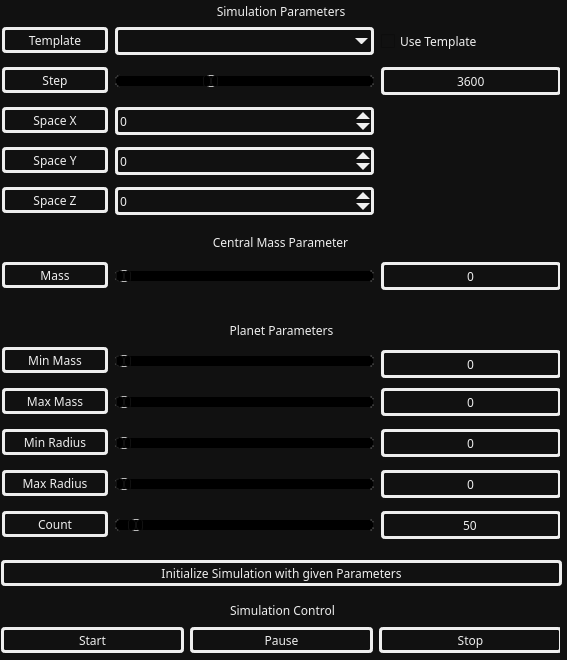
First picture: the form in cassiopeia/gui/CassiopeiaUI.ui, repository Mozartuss/Cassiopeia, before the edit.
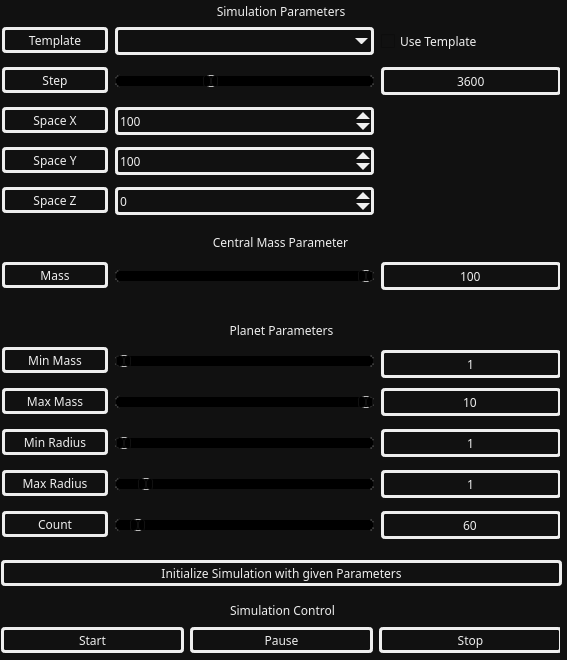
Second picture: the form after the edit.

Commit message: Checkbox now disables Sliders and Buttons

```diff
--- a/cassiopeia/gui/CassiopeiaUI.ui
+++ b/cassiopeia/gui/CassiopeiaUI.ui
@@ -463,6 +463,15 @@
               <property name="suffix">
                   <string/>
               </property>
+     <property name="minimum">
+      <number>1</number>
+     </property>
+     <property name="maximum">
+      <number>100</number>
+     </property>
+     <property name="value">
+      <number>100</number>
+     </property>
           </widget>
           <widget class="QSpinBox" name="sbSpaceY">
               <property name="geometry">
@@ -557,6 +566,15 @@
                       }
                   </string>
               </property>
+     <property name="minimum">
+      <number>1</number>
+     </property>
+     <property name="maximum">
+      <number>100</number>
+     </property>
+     <property name="value">
+      <number>100</number>
+     </property>
           </widget>
           <widget class="QLabel" name="label_12">
               <property name="geometry">
@@ -891,7 +909,7 @@
                   </string>
               </property>
               <property name="text">
-                  <string>0</string>
+      <string>100</string>
               </property>
               <property name="alignment">
                   <set>Qt::AlignCenter</set>
@@ -1022,14 +1040,14 @@
                   </string>
               </property>
               <property name="minimum">
+      <number>100</number>
+     </property>
+     <property name="maximum">
+      <number>10000000</number>
+     </property>
+     <property name="value">
                   <number>1000000</number>
               </property>
-              <property name="maximum">
-                  <number>1000000000</number>
-              </property>
-              <property name="value">
-                  <number>1989100</number>
-              </property>
               <property name="orientation">
                   <enum>Qt::Horizontal</enum>
               </property>
@@ -1140,7 +1158,7 @@
                   </string>
               </property>
               <property name="text">
-                  <string>50</string>
+      <string>60</string>
               </property>
               <property name="maxLength">
                   <number>10000000</number>
@@ -1194,7 +1212,7 @@
                   </string>
               </property>
               <property name="text">
-                  <string>0</string>
+      <string>1</string>
               </property>
               <property name="maxLength">
                   <number>10000000</number>
@@ -1248,7 +1266,7 @@
                   </string>
               </property>
               <property name="text">
-                  <string>0</string>
+      <string>1</string>
               </property>
               <property name="maxLength">
                   <number>10000000</number>
@@ -1302,7 +1320,7 @@
                   </string>
               </property>
               <property name="text">
-                  <string>0</string>
+      <string>10</string>
               </property>
               <property name="maxLength">
                   <number>10000000</number>
@@ -1371,7 +1389,7 @@
                   <string/>
               </property>
               <property name="text">
-                  <string>0</string>
+      <string>1</string>
               </property>
               <property name="maxLength">
                   <number>10000000</number>
@@ -1467,11 +1485,14 @@
                       }
                   </string>
               </property>
+     <property name="minimum">
+      <number>1</number>
+     </property>
               <property name="maximum">
                   <number>1000</number>
               </property>
               <property name="value">
-                  <number>50</number>
+      <number>60</number>
               </property>
               <property name="orientation">
                   <enum>Qt::Horizontal</enum>
@@ -1653,7 +1674,10 @@
                   <number>1</number>
               </property>
               <property name="maximum">
-                  <number>11</number>
+      <number>10</number>
+     </property>
+     <property name="value">
+      <number>10</number>
               </property>
               <property name="orientation">
                   <enum>Qt::Horizontal</enum>
@@ -1743,6 +1767,12 @@
                       }
                   </string>
               </property>
+     <property name="minimum">
+      <number>1</number>
+     </property>
+     <property name="value">
+      <number>10</number>
+     </property>
               <property name="orientation">
                   <enum>Qt::Horizontal</enum>
               </property>
```
Left out of the diff: 191 changed lines with no effect on the pictures. Lines whose indentation alone changed are shown as unchanged.
